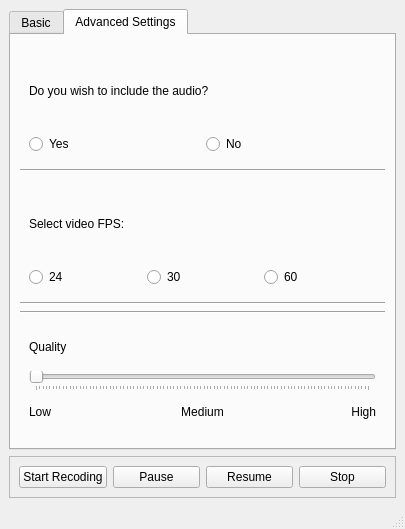
Qt form ScreenRecorderQT/ScreenRecorder/mainwindow.ui (cheina97/ScreenRecorderQT) before a commit.
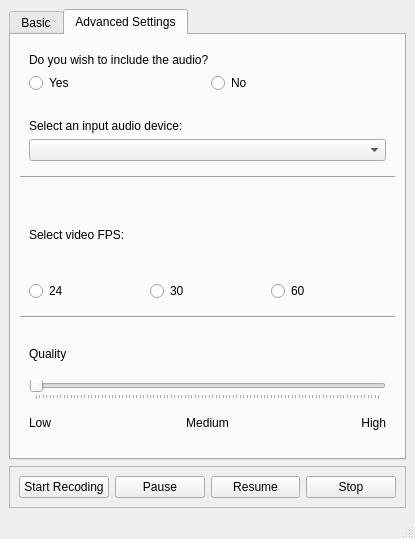
The same form after that commit. The open tabs and pages were chosen to show the change. Icons and pictures are not drawn.

Commit message: combobox qt

The edit to the form file:
```diff
--- a/ScreenRecorderQT/ScreenRecorder/mainwindow.ui
+++ b/ScreenRecorderQT/ScreenRecorder/mainwindow.ui
@@ -6,8 +6,8 @@
    <rect>
     <x>0</x>
     <y>0</y>
-    <width>405</width>
-    <height>529</height>
+    <width>415</width>
+    <height>539</height>
    </rect>
   </property>
   <property name="windowTitle">
@@ -216,6 +216,29 @@
              </item>
             </layout>
            </item>
+           <item>
+            <spacer name="horizontalSpacer_2">
+             <property name="orientation">
+              <enum>Qt::Horizontal</enum>
+             </property>
+             <property name="sizeHint" stdset="0">
+              <size>
+               <width>40</width>
+               <height>20</height>
+              </size>
+             </property>
+            </spacer>
+           </item>
+           <item>
+            <widget class="QLabel" name="label_11">
+             <property name="text">
+              <string>Select an input audio device:</string>
+             </property>
+            </widget>
+           </item>
+           <item>
+            <widget class="QComboBox" name="comboBox"/>
+           </item>
           </layout>
          </widget>
         </item>
@@ -267,13 +290,6 @@
           </layout>
          </widget>
         </item>
-        <item>
-         <widget class="Line" name="line_3">
-          <property name="orientation">
-           <enum>Qt::Horizontal</enum>
-          </property>
-         </widget>
-        </item>
         <item>
          <widget class="Line" name="line_4">
           <property name="orientation">
```
Left out of the diff: 4 changed lines with no effect on the pictures. The commit also changes 3 other files.
